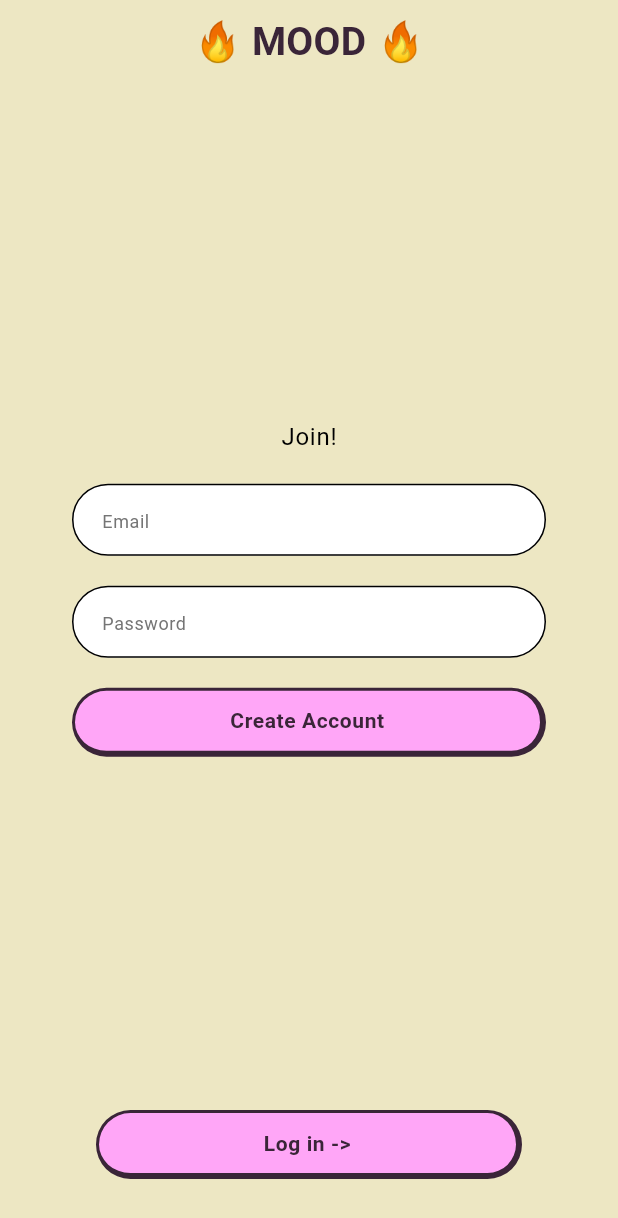
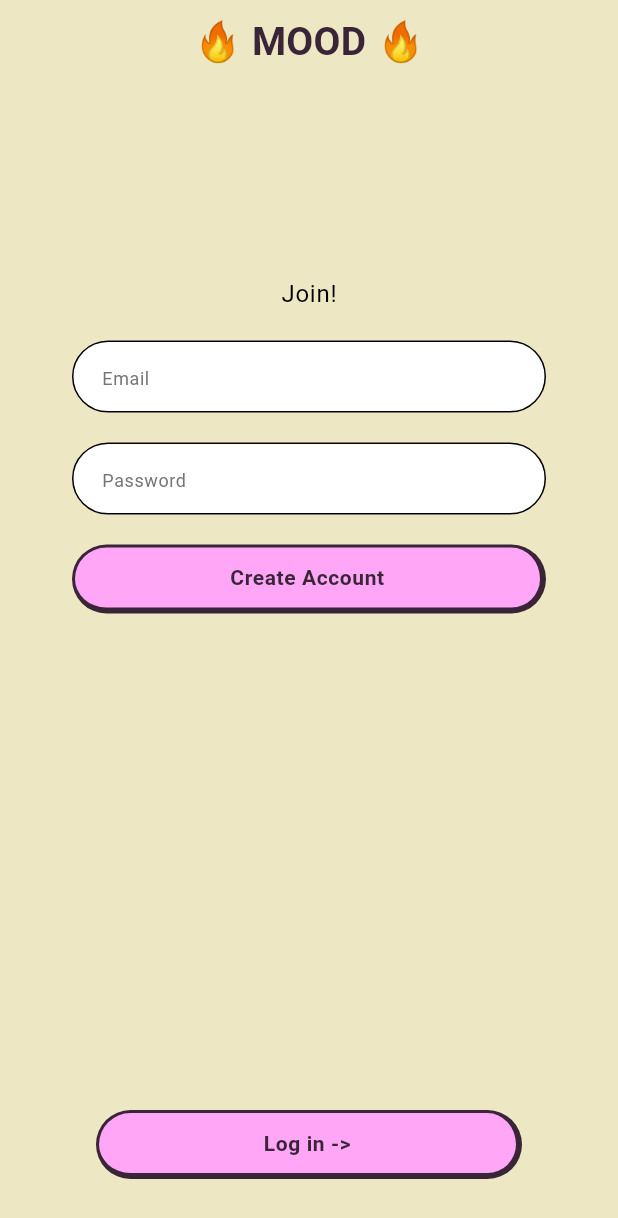
Before and after one commit to generation21/nomadcoder_flutter_final_project2, a Flutter app: the screen it shows after launch, on a phone screen of 412 x 824 dp. Shown: the top 1218 px of the screen. Run offline on Flutter 3.47's test engine with Material 3 defaults, Android fonts, the phone set to English and light mode, and no system bars; our stand-ins replace firebase_core, flutter_riverpod; accounts and stored records are empty.

Commit message:
refactor: improve sign-up screen layout with stack and scrolling prevention

```diff
--- a/lib/presentation/screens/sign_up/sign_up_screen.dart
+++ b/lib/presentation/screens/sign_up/sign_up_screen.dart
@@ -36,6 +36,7 @@ class _SignUpScreenState extends ConsumerState<SignUpScreen> {
   @override
   Widget build(BuildContext context) {
     return Scaffold(
+      resizeToAvoidBottomInset: false,
       appBar: AppBar(
         title: Text(
           "🔥 MOOD 🔥",
@@ -47,13 +48,15 @@ class _SignUpScreenState extends ConsumerState<SignUpScreen> {
         ),
         centerTitle: true,
       ),
-      body: Container(
+      body: Stack(
+        children: [
+          Container(
             padding: const EdgeInsets.symmetric(horizontal: AppDimensions.xxl),
             child: Form(
               key: formKey,
               child: Column(
-            mainAxisAlignment: MainAxisAlignment.center,
                 children: [
+                  Gaps.v128,
                   Text("Join!", style: AppTextStyles.bodyText1),
                   Gaps.v20,
                   TextFormField(
@@ -92,11 +95,22 @@ class _SignUpScreenState extends ConsumerState<SignUpScreen> {
               ),
             ),
           ),
-      bottomNavigationBar: BottomAppBar(
+          Positioned(
+            left: 0,
+            right: 0,
+            bottom: 0,
+            child: BottomAppBar(
               child: Padding(
-          padding: const EdgeInsets.symmetric(horizontal: AppDimensions.xxl),
-          child: Column(children: [Button(text: 'Log in ->', onTap: () {})]),
+                padding: const EdgeInsets.symmetric(
+                  horizontal: AppDimensions.xxl,
                 ),
+                child: Column(
+                  children: [Button(text: 'Log in ->', onTap: () {})],
+                ),
+              ),
+            ),
+          ),
+        ],
       ),
     );
   }
```
Lines whose indentation alone changed are shown as unchanged.
